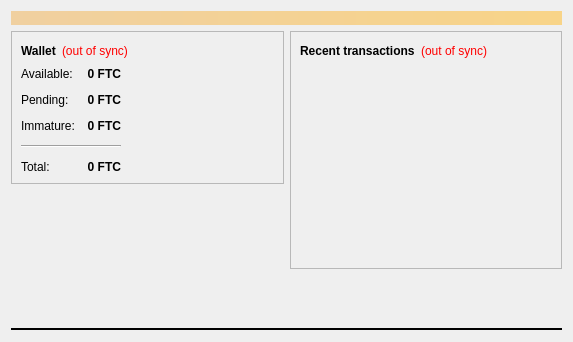
First picture: the form in src/qt/forms/overviewpage.ui, repository FeatherCoin/Feathercoin, before the edit.
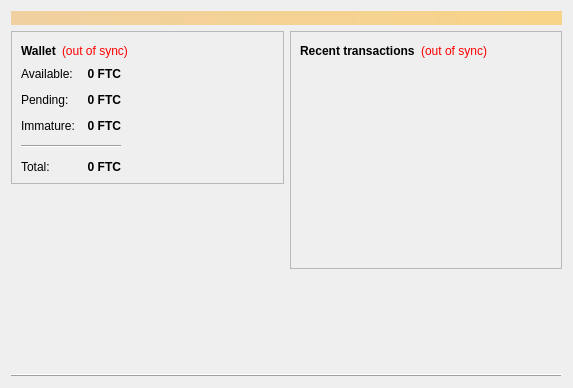
Second picture: the form after the edit. Icons and pictures are not drawn.

Commit message: standardise overveiw statusbar devider to raised shadow - width 1

What changed in the file:
```diff
--- a/src/qt/forms/overviewpage.ui
+++ b/src/qt/forms/overviewpage.ui
@@ -7,7 +7,7 @@
     <x>0</x>
     <y>0</y>
     <width>573</width>
-    <height>342</height>
+    <height>388</height>
    </rect>
   </property>
   <property name="windowTitle">
@@ -379,10 +379,10 @@
    <item>
     <widget class="Line" name="line_2">
      <property name="frameShadow">
-      <enum>QFrame::Plain</enum>
+      <enum>QFrame::Raised</enum>
      </property>
      <property name="lineWidth">
-      <number>2</number>
+      <number>1</number>
      </property>
      <property name="orientation">
       <enum>Qt::Horizontal</enum>
```
Left out of the diff: 6 changed lines with no effect on the pictures.
